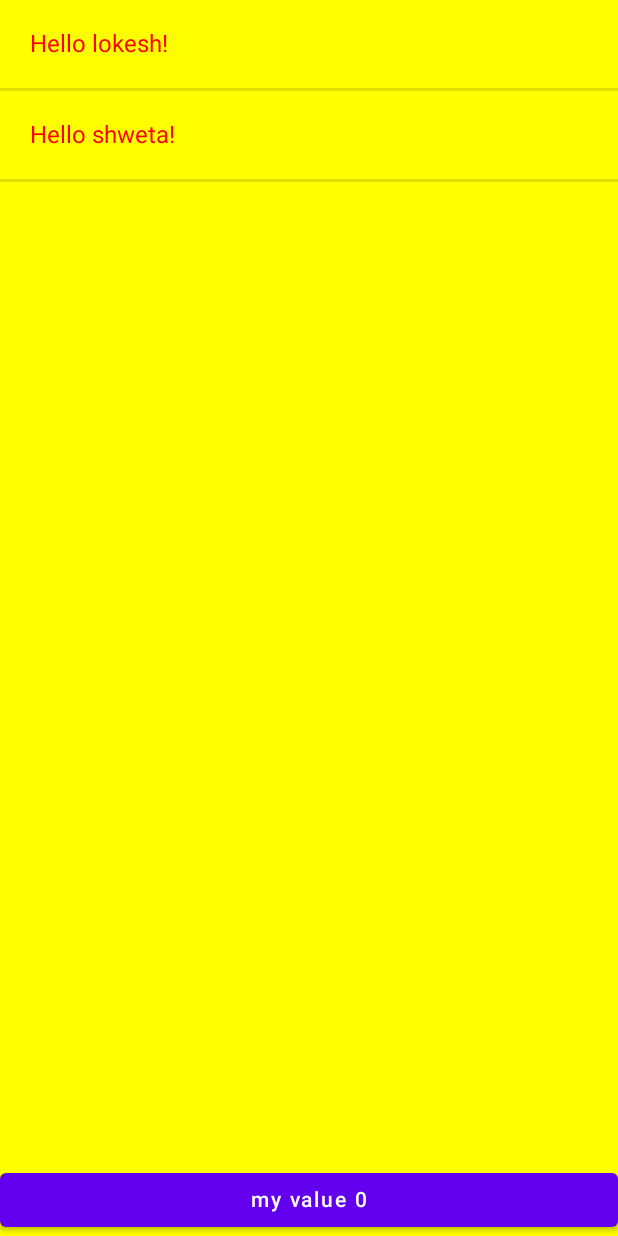
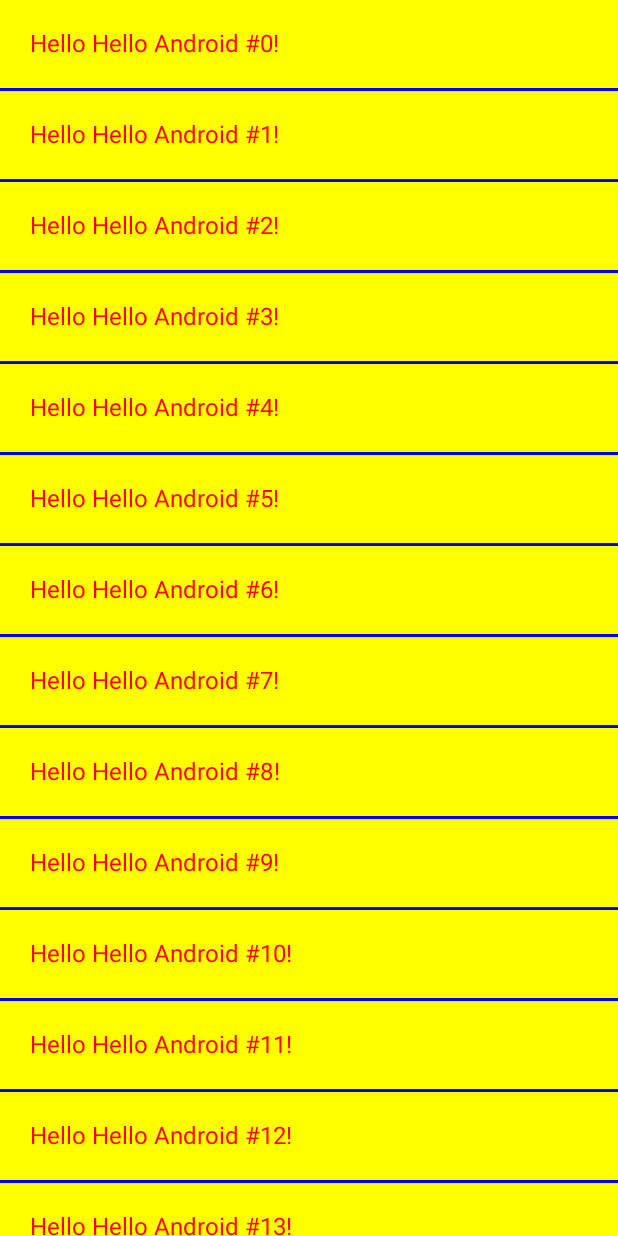
Before and after one commit to lsurage/jcompose, an Android app built with Jetpack Compose: the screen it shows after launch (MainActivity), on a phone screen of 412 x 824 dp. Run offline under Robolectric (Android 15) with nearby library versions, the phone set to English and light mode, and no system bars.

Commit message:
lazy list is type of recycler view in compose

```diff
--- a/app/src/main/java/com/example/jcompose/MainActivity.kt
+++ b/app/src/main/java/com/example/jcompose/MainActivity.kt
@@ -14,6 +14,7 @@ import androidx.compose.ui.tooling.preview.Preview
 import androidx.compose.ui.unit.dp
 import com.example.jcompose.ui.theme.JComposeTheme
 import com.example.jcompose.ui.theme.ui.Greeting
+import com.example.jcompose.ui.theme.ui.lazyNameList
 import com.example.jcompose.ui.theme.ui.myFlexScreenContent
 import com.example.jcompose.ui.theme.ui.myScreenContent
 
@@ -24,7 +25,9 @@ class MainActivity : ComponentActivity() {
             MyApp{
 //              myScreenContent(listOf("you","me"))
 //                myFlexScreenContent()
-                myFlexScreenContent()
+//                myFlexScreenContent()
+               val names: List<String> = List(1000) { "Hello Android #$it" }
+                lazyNameList(names = names)
             }
         }
     }
--- /dev/null
+++ b/app/src/main/java/com/example/jcompose/ui/theme/ui/List.kt
@@ -0,0 +1,32 @@
+package com.example.jcompose.ui.theme.ui
+
+import androidx.compose.foundation.layout.Column
+import androidx.compose.foundation.lazy.LazyColumn
+import androidx.compose.foundation.lazy.items
+import androidx.compose.material.Divider
+import androidx.compose.runtime.Composable
+import androidx.compose.ui.Modifier
+import androidx.compose.ui.graphics.Color
+import androidx.compose.ui.unit.dp
+
+
+@Composable
+fun nameList(nameList: List<String>, modifire: Modifier = Modifier){
+
+    Column(modifier = modifire) {
+        nameList.forEach {
+            Greeting(name = it)
+            Divider(thickness = 2.dp, color = Color.Blue)
+        }
+    }
+}
+
+@Composable
+fun lazyNameList(names: List<String>, modifire: Modifier = Modifier){
+    LazyColumn(modifier = modifire) {
+     items(names) { name ->
+         Greeting(name = name)
+         Divider(thickness = 2.dp, color = Color.Blue)
+     }
+    }
+}
```
